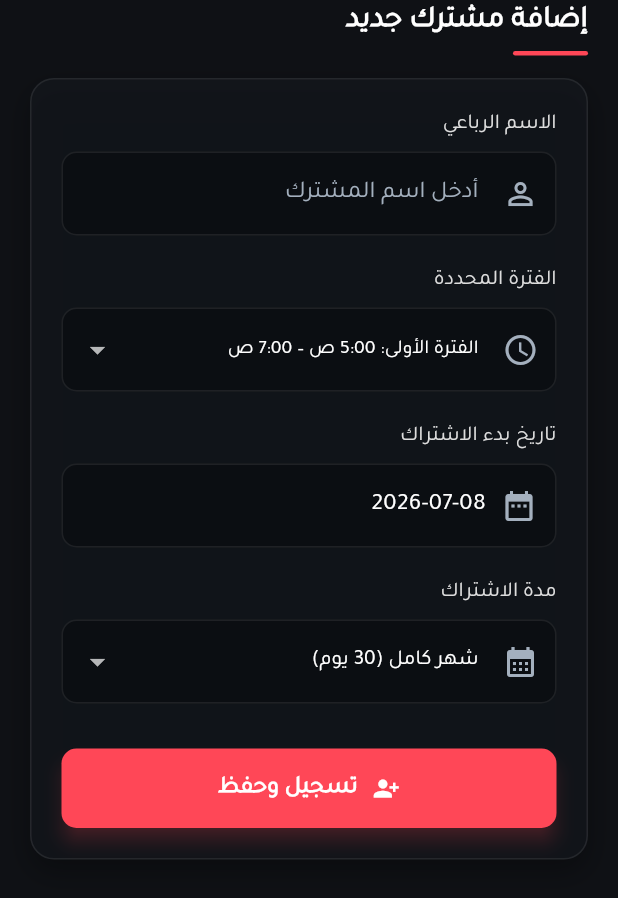
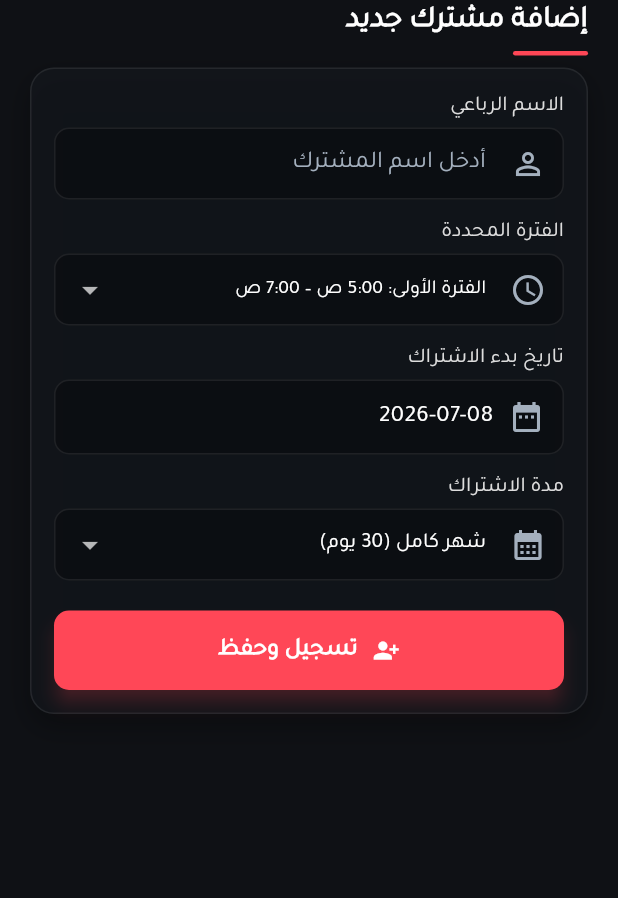
Before and after one commit to Dawood-Al-kharazy/bazarah-gym-app, a Flutter app: the AddMemberTab widget shown alone on an empty page, opened directly with empty values, on a phone screen of 412 x 824 dp. Shown: the top 898 px of the screen. Run offline on Flutter 3.47's test engine with Material 3 defaults, Android fonts, the phone set to English and light mode, and no system bars; our stand-ins replace pdf, printing, shared_preferences; accounts and stored records are empty.

Commit message:
UI Tweaks: Reduce vertical spacing in add member tab to prevent scrolling

```diff
--- a/lib/ui/screens/members/add_member_tab.dart
+++ b/lib/ui/screens/members/add_member_tab.dart
@@ -59,9 +59,9 @@ class _AddMemberTabState extends State<AddMemberTab> {
           _buildSectionTitle('إضافة مشترك جديد'),
           Expanded(
             child: SingleChildScrollView(
-              padding: const EdgeInsets.only(bottom: 80),
+              padding: const EdgeInsets.only(bottom: 75),
               child: Container(
-                padding: const EdgeInsets.all(20),
+                padding: const EdgeInsets.all(15),
                 decoration: BoxDecoration(
                   color: AppTheme.glassBg,
                   border: Border.all(color: AppTheme.glassBorder),
@@ -86,7 +86,7 @@ class _AddMemberTabState extends State<AddMemberTab> {
                         validator: (val) => val == null || val.isEmpty ? 'يرجى إدخال الاسم' : null,
                         onSaved: (val) => name = val!,
                       ),
-                      const SizedBox(height: 20),
+                      const SizedBox(height: 12),
 
                       _buildLabel('الفترة المحددة'),
                       DropdownButtonFormField<String>(
@@ -109,13 +109,13 @@ class _AddMemberTabState extends State<AddMemberTab> {
                           });
                         },
                       ),
-                      const SizedBox(height: 20),
+                      const SizedBox(height: 12),
 
                       _buildLabel('تاريخ بدء الاشتراك'),
                       InkWell(
                         onTap: () => _selectStartDate(context),
                         child: Container(
-                          padding: const EdgeInsets.symmetric(horizontal: 12, vertical: 15),
+                          padding: const EdgeInsets.symmetric(horizontal: 12, vertical: 12),
                           decoration: BoxDecoration(
                             color: Colors.black.withValues(alpha: 0.3),
                             borderRadius: BorderRadius.circular(10),
@@ -133,7 +133,7 @@ class _AddMemberTabState extends State<AddMemberTab> {
                           ),
                         ),
                       ),
-                      const SizedBox(height: 20),
+                      const SizedBox(height: 12),
 
                       _buildLabel('مدة الاشتراك'),
                       DropdownButtonFormField<String>(
@@ -151,7 +151,7 @@ class _AddMemberTabState extends State<AddMemberTab> {
                           });
                         },
                       ),
-                      const SizedBox(height: 30),
+                      const SizedBox(height: 20),
 
                       ElevatedButton(
                         onPressed: () async {
@@ -214,7 +214,7 @@ class _AddMemberTabState extends State<AddMemberTab> {
 
   Widget _buildSectionTitle(String title) {
     return Padding(
-      padding: const EdgeInsets.only(bottom: 15),
+      padding: const EdgeInsets.only(bottom: 8),
       child: Column(
         crossAxisAlignment: CrossAxisAlignment.start,
         children: [
@@ -235,7 +235,7 @@ class _AddMemberTabState extends State<AddMemberTab> {
 
   Widget _buildLabel(String text) {
     return Padding(
-      padding: const EdgeInsets.only(bottom: 8),
+      padding: const EdgeInsets.only(bottom: 4),
       child: Text(text, style: const TextStyle(fontSize: 14, color: const Color(0xFFDDDDDD))),
     );
   }
@@ -247,6 +247,7 @@ class _AddMemberTabState extends State<AddMemberTab> {
       prefixIcon: Icon(icon, color: AppTheme.textMuted),
       filled: true,
       fillColor: Colors.black.withValues(alpha: 0.3),
+      contentPadding: const EdgeInsets.symmetric(vertical: 12, horizontal: 12),
       border: OutlineInputBorder(
         borderRadius: BorderRadius.circular(10),
         borderSide: BorderSide(color: AppTheme.glassBorder),
```
